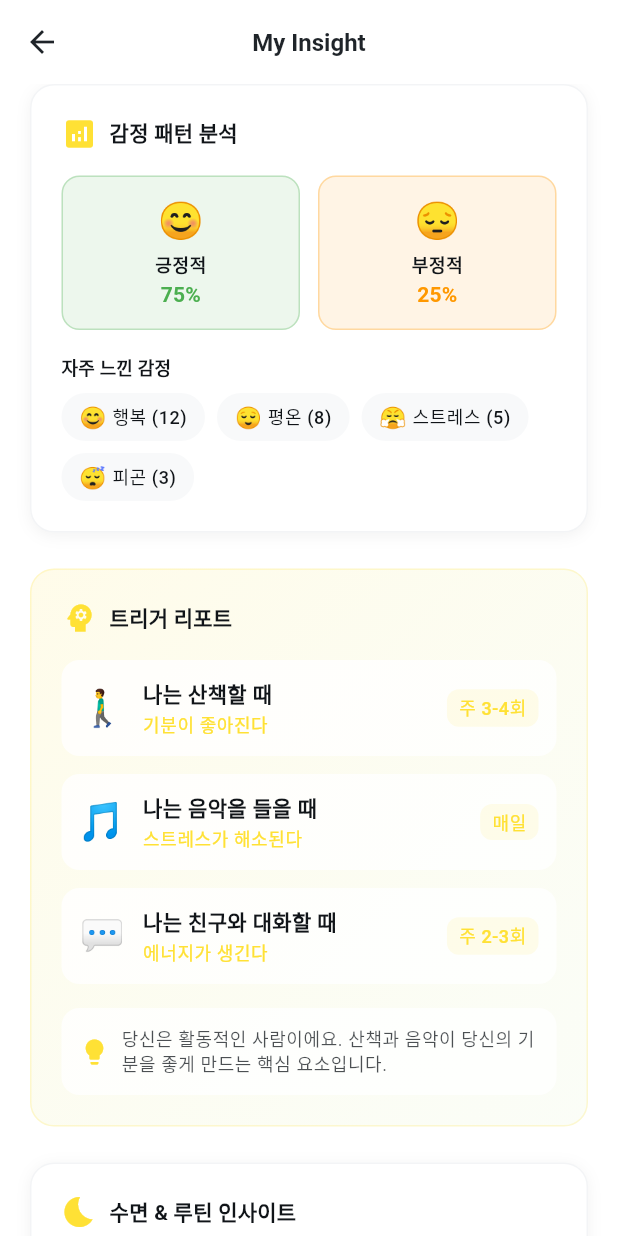
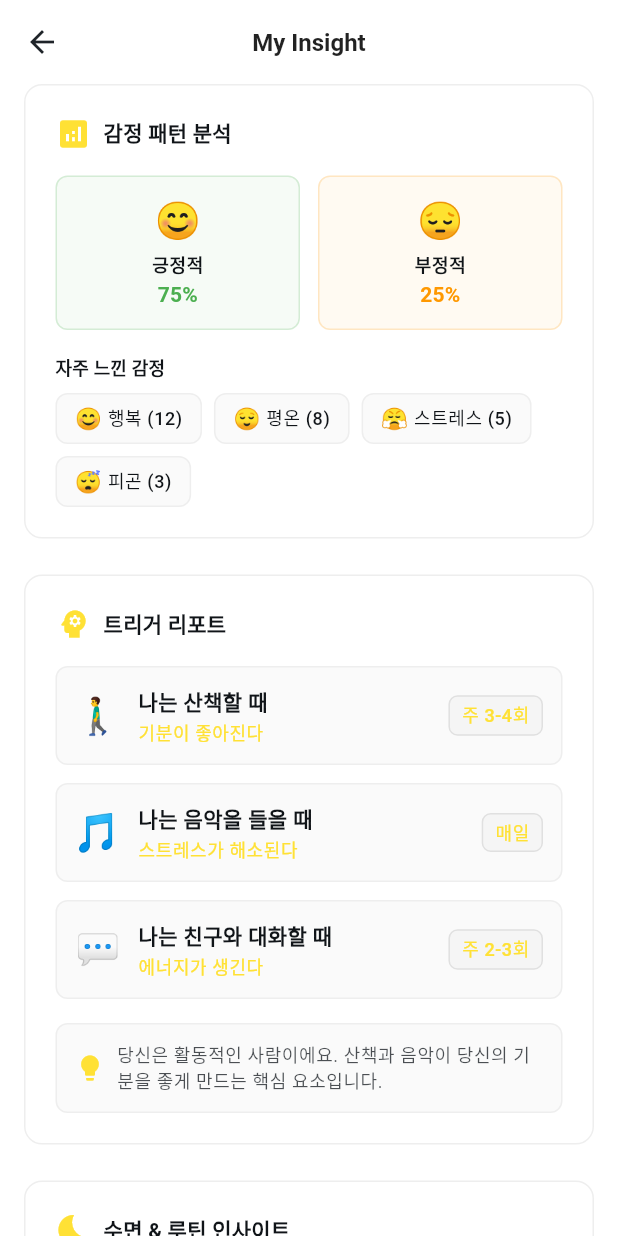
Before and after one commit to iplepine/happyinside, a Flutter app: the MyInsightPage screen opened directly, on a phone screen of 412 x 824 dp. Run offline on Flutter 3.47's test engine with Material 3 defaults, Android fonts, the phone set to English and light mode, and no system bars; our stand-ins replace equatable, fl_chart, flutter_riverpod, freezed_annotation, get_it, go_router and 2 more; accounts and stored records are empty; generated files the repository leaves out were written again.

Commit message:
insight 디자인 적용

```diff
--- a/app/lib/features/happy_record/presentation/insight/my_insight_page.dart
+++ b/app/lib/features/happy_record/presentation/insight/my_insight_page.dart
@@ -17,17 +17,21 @@ class _MyInsightPageState extends State<MyInsightPage> {
   @override
   Widget build(BuildContext context) {
     return Scaffold(
-      backgroundColor: Theme.of(context).colorScheme.background,
+      backgroundColor: Colors.white,
       body: SafeArea(
         child: CustomScrollView(
           slivers: [
             SliverAppBar(
               floating: true,
-              title: const Text(
+              title: Text(
                 'My Insight',
-                style: TextStyle(fontWeight: FontWeight.bold),
+                style: TextStyle(
+                  fontWeight: FontWeight.w600,
+                  color: Colors.black87,
+                ),
               ),
-              backgroundColor: Theme.of(context).colorScheme.background,
+              backgroundColor: Colors.white,
+              surfaceTintColor: Colors.transparent,
             ),
             SliverToBoxAdapter(
               child: Column(
@@ -56,7 +60,7 @@ class _MyInsightPageState extends State<MyInsightPage> {
                   // 5. 나를 설명하는 키워드
                   PersonalKeywordsWidget(),
 
-                  const SizedBox(height: 100),
+                  const SizedBox(height: 32),
                 ],
               ),
             ),
--- a/app/lib/features/happy_record/presentation/insight/widgets/challenge_history_widget.dart
+++ b/app/lib/features/happy_record/presentation/insight/widgets/challenge_history_widget.dart
@@ -8,15 +8,12 @@ class ChallengeHistoryWidget extends StatelessWidget {
     final theme = Theme.of(context);
 
     return Container(
-      margin: const EdgeInsets.symmetric(horizontal: 20),
+      margin: const EdgeInsets.symmetric(horizontal: 16),
       padding: const EdgeInsets.all(20),
       decoration: BoxDecoration(
-        color: theme.colorScheme.surface,
-        borderRadius: BorderRadius.circular(16),
-        border: Border.all(
-          color: theme.colorScheme.outline.withOpacity(0.2),
-          width: 1,
-        ),
+        color: Colors.white,
+        borderRadius: BorderRadius.circular(12),
+        border: Border.all(color: Colors.grey.shade200, width: 1),
         boxShadow: [
           BoxShadow(
             color: theme.colorScheme.shadow.withOpacity(0.05),
@@ -30,11 +27,7 @@ class ChallengeHistoryWidget extends StatelessWidget {
         children: [
           Row(
             children: [
-              Icon(
-                Icons.history,
-                color: theme.colorScheme.primary,
-                size: 24,
-              ),
+              Icon(Icons.history, color: theme.colorScheme.primary, size: 24),
               const SizedBox(width: 8),
               Text(
                 '챌린지 히스토리',
--- a/app/lib/features/happy_record/presentation/insight/widgets/emotion_pattern_widget.dart
+++ b/app/lib/features/happy_record/presentation/insight/widgets/emotion_pattern_widget.dart
@@ -8,22 +8,12 @@ class EmotionPatternWidget extends StatelessWidget {
     final theme = Theme.of(context);
 
     return Container(
-      margin: const EdgeInsets.symmetric(horizontal: 20),
+      margin: const EdgeInsets.symmetric(horizontal: 16),
       padding: const EdgeInsets.all(20),
       decoration: BoxDecoration(
-        color: theme.colorScheme.surface,
-        borderRadius: BorderRadius.circular(16),
-        border: Border.all(
-          color: theme.colorScheme.outline.withOpacity(0.2),
-          width: 1,
-        ),
-        boxShadow: [
-          BoxShadow(
-            color: theme.colorScheme.shadow.withOpacity(0.05),
-            blurRadius: 8,
-            offset: const Offset(0, 2),
-          ),
-        ],
+        color: Colors.white,
+        borderRadius: BorderRadius.circular(12),
+        border: Border.all(color: Colors.grey.shade200, width: 1),
       ),
       child: Column(
         crossAxisAlignment: CrossAxisAlignment.start,
@@ -111,9 +101,9 @@ class _EmotionRatioCard extends StatelessWidget {
     return Container(
       padding: const EdgeInsets.all(12),
       decoration: BoxDecoration(
-        color: color.withOpacity(0.1),
-        borderRadius: BorderRadius.circular(12),
-        border: Border.all(color: color.withOpacity(0.3), width: 1),
+        color: color.withOpacity(0.05),
+        borderRadius: BorderRadius.circular(8),
+        border: Border.all(color: color.withOpacity(0.2), width: 1),
       ),
       child: Column(
         children: [
@@ -157,8 +147,9 @@ class _EmotionChip extends StatelessWidget {
     return Container(
       padding: const EdgeInsets.symmetric(horizontal: 12, vertical: 6),
       decoration: BoxDecoration(
-        color: theme.colorScheme.surfaceVariant,
-        borderRadius: BorderRadius.circular(16),
+        color: Colors.grey.shade50,
+        borderRadius: BorderRadius.circular(8),
+        border: Border.all(color: Colors.grey.shade200, width: 1),
       ),
       child: Row(
         mainAxisSize: MainAxisSize.min,
--- a/app/lib/features/happy_record/presentation/insight/widgets/personal_keywords_widget.dart
+++ b/app/lib/features/happy_record/presentation/insight/widgets/personal_keywords_widget.dart
@@ -8,7 +8,7 @@ class PersonalKeywordsWidget extends StatelessWidget {
     final theme = Theme.of(context);
 
     return Container(
-      margin: const EdgeInsets.symmetric(horizontal: 20),
+      margin: const EdgeInsets.symmetric(horizontal: 16),
       padding: const EdgeInsets.all(20),
       decoration: BoxDecoration(
         gradient: LinearGradient(
@@ -19,22 +19,15 @@ class PersonalKeywordsWidget extends StatelessWidget {
             theme.colorScheme.secondaryContainer.withOpacity(0.2),
           ],
         ),
-        borderRadius: BorderRadius.circular(16),
-        border: Border.all(
-          color: theme.colorScheme.primary.withOpacity(0.2),
-          width: 1,
-        ),
+        borderRadius: BorderRadius.circular(12),
+        border: Border.all(color: Colors.grey.shade200, width: 1),
       ),
       child: Column(
         crossAxisAlignment: CrossAxisAlignment.start,
         children: [
           Row(
             children: [
-              Icon(
-                Icons.person,
-                color: theme.colorScheme.primary,
-                size: 24,
-              ),
+              Icon(Icons.person, color: theme.colorScheme.primary, size: 24),
               const SizedBox(width: 8),
               Text(
                 '나를 설명하는 키워드',
--- a/app/lib/features/happy_record/presentation/insight/widgets/sleep_routine_insight_widget.dart
+++ b/app/lib/features/happy_record/presentation/insight/widgets/sleep_routine_insight_widget.dart
@@ -8,22 +8,12 @@ class SleepRoutineInsightWidget extends StatelessWidget {
     final theme = Theme.of(context);
 
     return Container(
-      margin: const EdgeInsets.symmetric(horizontal: 20),
+      margin: const EdgeInsets.symmetric(horizontal: 16),
       padding: const EdgeInsets.all(20),
       decoration: BoxDecoration(
-        color: theme.colorScheme.surface,
-        borderRadius: BorderRadius.circular(16),
-        border: Border.all(
-          color: theme.colorScheme.outline.withOpacity(0.2),
-          width: 1,
-        ),
-        boxShadow: [
-          BoxShadow(
-            color: theme.colorScheme.shadow.withOpacity(0.05),
-            blurRadius: 8,
-            offset: const Offset(0, 2),
-          ),
-        ],
+        color: Colors.white,
+        borderRadius: BorderRadius.circular(12),
+        border: Border.all(color: Colors.grey.shade200, width: 1),
       ),
       child: Column(
         crossAxisAlignment: CrossAxisAlignment.start,
@@ -78,8 +68,9 @@ class SleepRoutineInsightWidget extends StatelessWidget {
           Container(
             padding: const EdgeInsets.all(12),
             decoration: BoxDecoration(
-              color: theme.colorScheme.primaryContainer.withOpacity(0.3),
-              borderRadius: BorderRadius.circular(12),
+              color: Colors.grey.shade50,
+              borderRadius: BorderRadius.circular(8),
+              border: Border.all(color: Colors.grey.shade200, width: 1),
             ),
             child: Row(
               children: [
--- a/app/lib/features/happy_record/presentation/insight/widgets/trigger_report_widget.dart
+++ b/app/lib/features/happy_record/presentation/insight/widgets/trigger_report_widget.dart
@@ -8,22 +8,12 @@ class TriggerReportWidget extends StatelessWidget {
     final theme = Theme.of(context);
 
     return Container(
-      margin: const EdgeInsets.symmetric(horizontal: 20),
+      margin: const EdgeInsets.symmetric(horizontal: 16),
       padding: const EdgeInsets.all(20),
       decoration: BoxDecoration(
-        gradient: LinearGradient(
-          begin: Alignment.topLeft,
-          end: Alignment.bottomRight,
-          colors: [
-            theme.colorScheme.primaryContainer.withOpacity(0.3),
-            theme.colorScheme.secondaryContainer.withOpacity(0.2),
-          ],
-        ),
-        borderRadius: BorderRadius.circular(16),
-        border: Border.all(
-          color: theme.colorScheme.primary.withOpacity(0.2),
-          width: 1,
-        ),
+        color: Colors.white,
+        borderRadius: BorderRadius.circular(12),
+        border: Border.all(color: Colors.grey.shade200, width: 1),
       ),
       child: Column(
         crossAxisAlignment: CrossAxisAlignment.start,
@@ -77,8 +67,9 @@ class TriggerReportWidget extends StatelessWidget {
           Container(
             padding: const EdgeInsets.all(12),
             decoration: BoxDecoration(
-              color: theme.colorScheme.surface.withOpacity(0.8),
-              borderRadius: BorderRadius.circular(12),
+              color: Colors.grey.shade50,
+              borderRadius: BorderRadius.circular(8),
+              border: Border.all(color: Colors.grey.shade200, width: 1),
             ),
             child: Row(
               children: [
@@ -125,8 +116,9 @@ class _TriggerPatternCard extends StatelessWidget {
     return Container(
       padding: const EdgeInsets.all(12),
       decoration: BoxDecoration(
-        color: theme.colorScheme.surface.withOpacity(0.8),
-        borderRadius: BorderRadius.circular(12),
+        color: Colors.grey.shade50,
+        borderRadius: BorderRadius.circular(8),
+        border: Border.all(color: Colors.grey.shade200, width: 1),
       ),
       child: Row(
         children: [
@@ -156,8 +148,9 @@ class _TriggerPatternCard extends StatelessWidget {
           Container(
             padding: const EdgeInsets.symmetric(horizontal: 8, vertical: 4),
             decoration: BoxDecoration(
-              color: theme.colorScheme.primary.withOpacity(0.1),
-              borderRadius: BorderRadius.circular(8),
+              color: Colors.grey.shade100,
+              borderRadius: BorderRadius.circular(6),
+              border: Border.all(color: Colors.grey.shade300, width: 1),
             ),
             child: Text(
               frequency,
```
